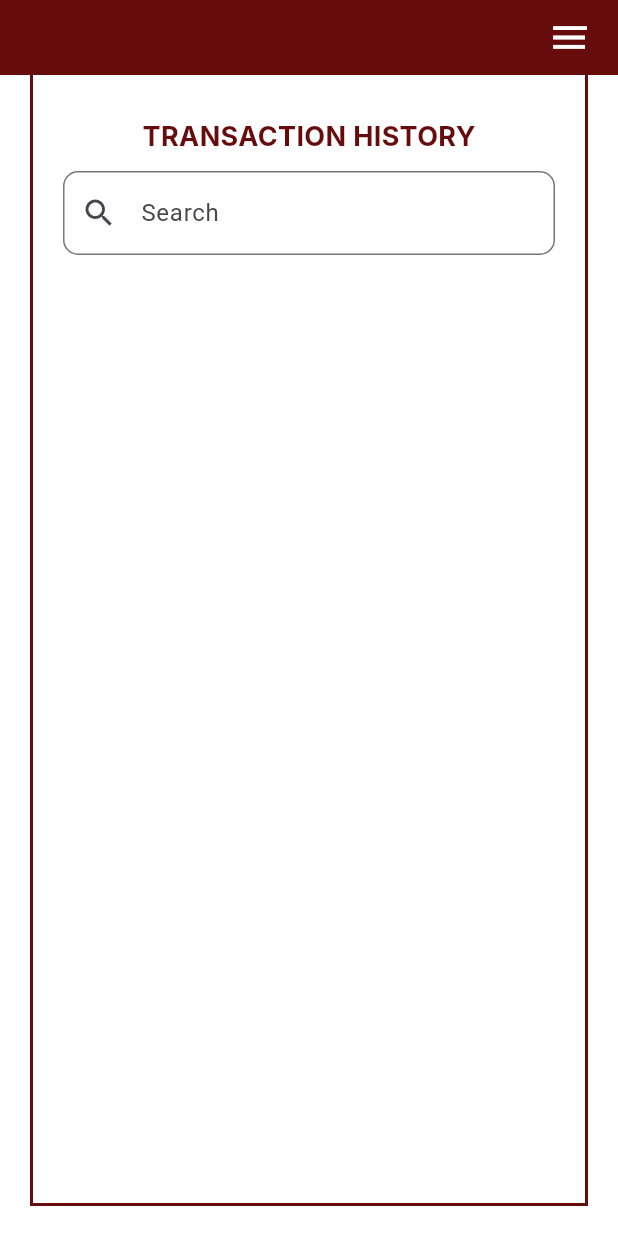
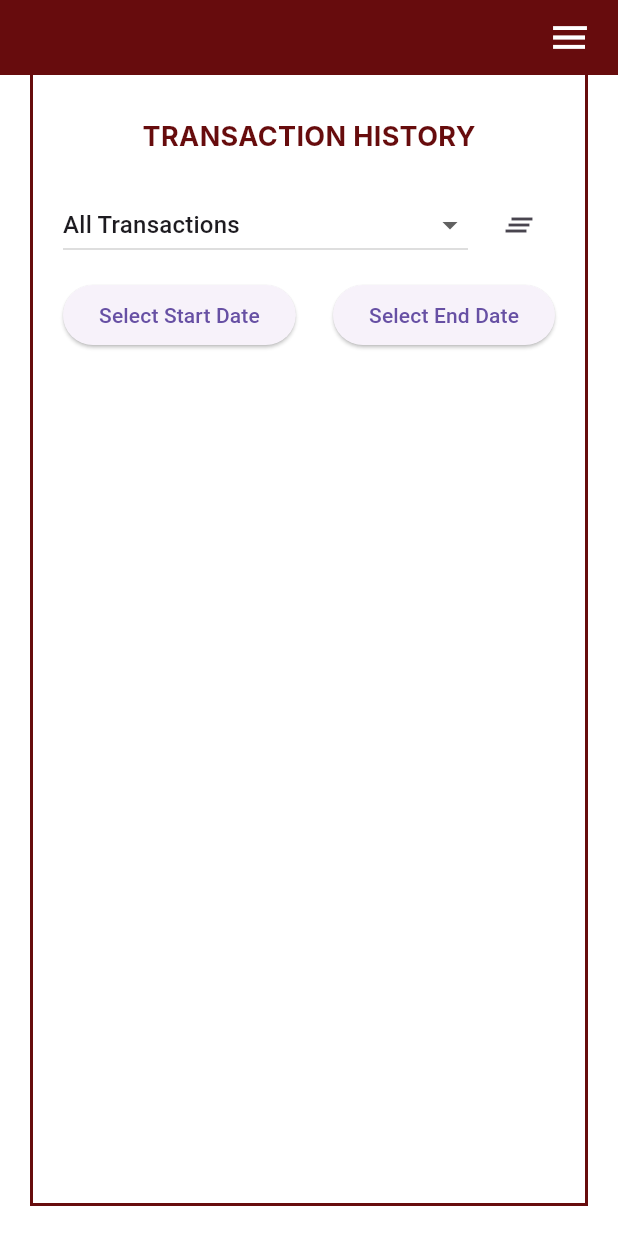
Before and after one commit to ChrisnellJoy19/thesisApp-repo, a Flutter app: the screen it shows after launch, after a tap on "Log in", after a tap on the "menu" icon, after a tap on "Transaction History", on a phone screen of 412 x 824 dp. Run offline on Flutter 3.47's test engine with Material 3 defaults, Android fonts, the phone set to English and light mode, and no system bars; our stand-ins replace cloud_firestore, firebase_core; accounts and stored records are empty; Roboto replaces fonts that are missing (Inter).

Commit message:
Update transaction page

```diff
--- a/lib/pages/transactions.dart
+++ b/lib/pages/transactions.dart
@@ -3,6 +3,7 @@ import 'package:intl/intl.dart';
 import 'package:cloud_firestore/cloud_firestore.dart';
 import 'package:flutter_application_3/widgets/drawer.dart';
 import 'package:flutter_application_3/widgets/drawer_button.dart';
+import 'package:flutter_application_3/widgets/transaction_card.dart';
 
 class Transactions extends StatefulWidget {
   const Transactions({super.key});
@@ -16,23 +17,100 @@ class _TransactionsState extends State<Transactions> {
   FirebaseFirestore db = FirebaseFirestore.instance;
   bool isLoading = false;
   List<Map<String, dynamic>> transactions = [];
+  List<Map<String, dynamic>> filteredTransactions = [];
+
+  String selectedTransactionType = 'All';
+  DateTime? startDate;
+  DateTime? endDate;
 
   @override
   void initState() {
-    isLoading = true;
+    super.initState();
+    fetchTransactions();
+  }
+
+  void fetchTransactions() {
+    setState(() {
+      isLoading = true;
+    });
     final transactionsRef = db.collection("transactions");
     transactionsRef.get().then(
       (querySnapshot) {
         setState(() {
-          for (var docSnapshot in querySnapshot.docs) {
-            transactions.add(docSnapshot.data());
-          }
+          transactions = querySnapshot.docs
+              .map((docSnapshot) => docSnapshot.data() as Map<String, dynamic>)
+              .toList();
+          filteredTransactions = transactions;
         });
         isLoading = false;
       },
       onError: (e) => print("Error getting document: $e"),
     );
-    super.initState();
+  }
+
+  void filterTransactions(String transactionType) {
+    setState(() {
+      selectedTransactionType = transactionType;
+      applyFilters();
+    });
+  }
+
+  void applyFilters() {
+    setState(() {
+      filteredTransactions = transactions.where((transaction) {
+        bool matchesType = selectedTransactionType == 'All' ||
+            transaction["transaction_type"] == selectedTransactionType;
+        DateTime dropoffDate = transaction["dropoff_at"].toDate();
+        bool matchesDate = true;
+        if (startDate != null) {
+          matchesDate = matchesDate && dropoffDate.isAfter(startDate!);
+        }
+        if (endDate != null) {
+          matchesDate = matchesDate && dropoffDate.isBefore(endDate!);
+        }
+
+        return matchesType && matchesDate;
+      }).toList();
+    });
+  }
+
+  Future<void> _selectStartDate(BuildContext context) async {
+    final DateTime? picked = await showDatePicker(
+      context: context,
+      initialDate: startDate ?? DateTime.now(),
+      firstDate: DateTime(2000),
+      lastDate: DateTime.now(),
+    );
+    if (picked != null && picked != startDate) {
+      setState(() {
+        startDate = picked;
+        applyFilters();
+      });
+    }
+  }
+
+  Future<void> _selectEndDate(BuildContext context) async {
+    final DateTime? picked = await showDatePicker(
+      context: context,
+      initialDate: endDate ?? DateTime.now(),
+      firstDate: DateTime(2000),
+      lastDate: DateTime.now(),
+    );
+    if (picked != null && picked != endDate) {
+      setState(() {
+        endDate = picked;
+        applyFilters();
+      });
+    }
+  }
+
+  void clearFilters() {
+    setState(() {
+      selectedTransactionType = 'All';
+      startDate = null;
+      endDate = null;
+      filteredTransactions = transactions;
+    });
   }
 
   @override
@@ -86,16 +164,70 @@ class _TransactionsState extends State<Transactions> {
                             ),
                           ),
                         ),
+                        const SizedBox(height: 12),
                         Padding(
                           padding: const EdgeInsets.symmetric(horizontal: 20.0),
-                          child: TextField(
-                            decoration: InputDecoration(
-                              hintText: 'Search',
-                              prefixIcon: const Icon(Icons.search),
-                              border: OutlineInputBorder(
-                                borderRadius: BorderRadius.circular(10.0),
+                          child: Row(
+                            mainAxisAlignment: MainAxisAlignment.spaceBetween,
+                            children: [
+                              Expanded(
+                                child: DropdownButton<String>(
+                                  isExpanded: true,
+                                  value: selectedTransactionType,
+                                  items: const [
+                                    DropdownMenuItem(
+                                      value: 'All',
+                                      child: Text('All Transactions'),
+                                    ),
+                                    DropdownMenuItem(
+                                      value: 'regular',
+                                      child: Text('Regular'),
+                                    ),
+                                    DropdownMenuItem(
+                                      value: 'lost_and_found',
+                                      child: Text('Lost and Found'),
+                                    ),
+                                  ],
+                                  onChanged: (value) {
+                                    if (value != null) {
+                                      filterTransactions(value);
+                                    }
+                                  },
+                                ),
                               ),
-                            ),
+                              const SizedBox(width: 10),
+                              IconButton(
+                                onPressed: clearFilters,
+                                icon: const Icon(Icons.clear_all_outlined),
+                              ),
+                            ],
+                          ),
+                        ),
+                        const SizedBox(height: 12),
+                        Padding(
+                          padding: const EdgeInsets.symmetric(horizontal: 20.0),
+                          child: Row(
+                            mainAxisAlignment: MainAxisAlignment.spaceBetween,
+                            children: [
+                              ElevatedButton(
+                                onPressed: () => _selectStartDate(context),
+                                child: Text(
+                                  startDate == null
+                                      ? "Select Start Date"
+                                      : DateFormat('MMMM dd, yyyy')
+                                          .format(startDate!),
+                                ),
+                              ),
+                              ElevatedButton(
+                                onPressed: () => _selectEndDate(context),
+                                child: Text(
+                                  endDate == null
+                                      ? "Select End Date"
+                                      : DateFormat('MMMM dd, yyyy')
+                                          .format(endDate!),
+                                ),
+                              ),
+                            ],
                           ),
                         ),
                         const SizedBox(height: 12),
@@ -104,46 +236,30 @@ class _TransactionsState extends State<Transactions> {
                             controller: _scrollController,
                             child: Column(
                               children: List.generate(
-                                transactions.length,
-                                (index) {
-                                  bool received = transactions[index]
-                                          ["received_at"] !=
-                                      null;
-                                  String lastUpdate = received
-                                      ? DateFormat('MM/dd/yyyy hh:mm a').format(
-                                          transactions[index]["received_at"]
-                                              .toDate())
-                                      : DateFormat('MM/dd/yyyy hh:mm a').format(
-                                          transactions[index]["dropoff_at"]
-                                              .toDate());
-                                  return Card(
-                                    child: ListTile(
-                                      title: Text(transactions[index]
-                                              ["item_category"] ??
-                                          "Unknown"),
-                                      subtitle: Text("Updated: $lastUpdate"),
-                                      trailing: Chip(
-                                        padding: const EdgeInsets.all(1.5),
-                                        label: Text(
-                                          received
-                                              ? 'Completed'
-                                              : '   Pending   ',
-                                          style: const TextStyle(
-                                            fontFamily: 'Inter',
-                                            fontSize: 10,
-                                            color: Colors.white70,
-                                          ),
-                                        ),
-                                        backgroundColor: received
-                                            ? Colors.green
-                                            : Colors.red,
-                                      ),
-                                      onTap: () {
-                                        // Add functionality here
-                                      },
-                                    ),
-                                  );
-                                },
+                                filteredTransactions.length,
+                                (index) => TransactionCard(
+                                  transactionType: filteredTransactions[index]
+                                      ["transaction_type"],
+                                  itemCategory: filteredTransactions[index]
+                                      ["item_category"],
+                                  itemSubCategory: filteredTransactions[index]
+                                      ["item_subcategory"],
+                                  itemDetail: filteredTransactions[index]
+                                      ["item_detail"],
+                                  sender: filteredTransactions[index]["sender"],
+                                  senderContact: filteredTransactions[index]
+                                      ["sender_contact"],
+                                  receiver: filteredTransactions[index]
+                                      ["receiver"],
+                                  receiverContact: filteredTransactions[index]
+                                      ["receiver_contact"],
+                                  dropoffDate: filteredTransactions[index]
+                                          ["dropoff_at"]
+                                      .toDate(),
+                                  receivedDate: filteredTransactions[index]
+                                          ["received_at"]
+                                      ?.toDate(),
+                                ),
                               ),
                             ),
                           ),
```
Also changed, not shown: lib/widgets/transaction_card.dart (added, +201 -0 lines).
